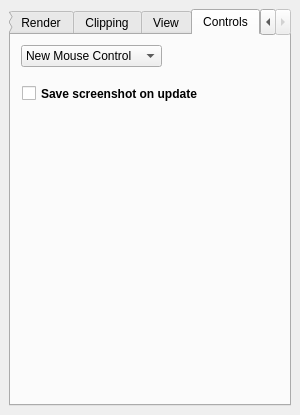
Before: the Qt Designer form src/Interface/Modules/Render/ViewSceneControls.ui in SCIInstitute/SCIRun, drawn with Qt 5.
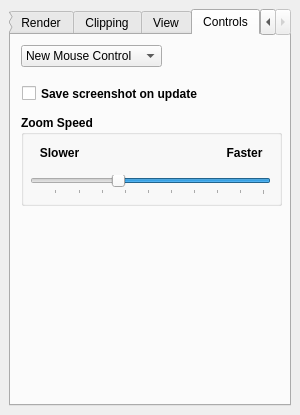
After: the same form once the commit is applied. The open tabs and pages were chosen to show the change.

Commit message: Adjust speed of mouse with scroll bar

The edit to the form file:
```diff
--- a/src/Interface/Modules/Render/ViewSceneControls.ui
+++ b/src/Interface/Modules/Render/ViewSceneControls.ui
@@ -818,6 +818,91 @@
          <string>Save screenshot on update</string>
         </property>
        </widget>
+       <widget class="QGroupBox" name="zoomBox_">
+        <property name="geometry">
+         <rect>
+          <x>10</x>
+          <y>80</y>
+          <width>261</width>
+          <height>91</height>
+         </rect>
+        </property>
+        <property name="font">
+         <font>
+          <weight>75</weight>
+          <bold>true</bold>
+         </font>
+        </property>
+        <property name="title">
+         <string>Zoom Speed</string>
+        </property>
+        <widget class="QSlider" name="zoomSpeedHorizontalSlider_">
+         <property name="geometry">
+          <rect>
+           <x>9</x>
+           <y>60</y>
+           <width>241</width>
+           <height>20</height>
+          </rect>
+         </property>
+         <property name="minimum">
+          <number>2</number>
+         </property>
+         <property name="maximum">
+          <number>100</number>
+         </property>
+         <property name="value">
+          <number>65</number>
+         </property>
+         <property name="orientation">
+          <enum>Qt::Horizontal</enum>
+         </property>
+         <property name="invertedAppearance">
+          <bool>true</bool>
+         </property>
+         <property name="invertedControls">
+          <bool>true</bool>
+         </property>
+         <property name="tickPosition">
+          <enum>QSlider::TicksBelow</enum>
+         </property>
+         <property name="tickInterval">
+          <number>10</number>
+         </property>
+        </widget>
+        <widget class="QLabel" name="label_5">
+         <property name="geometry">
+          <rect>
+           <x>8</x>
+           <y>27</y>
+           <width>61</width>
+           <height>21</height>
+          </rect>
+         </property>
+         <property name="text">
+          <string>Slower</string>
+         </property>
+         <property name="alignment">
+          <set>Qt::AlignCenter</set>
+         </property>
+        </widget>
+        <widget class="QLabel" name="label_6">
+         <property name="geometry">
+          <rect>
+           <x>193</x>
+           <y>27</y>
+           <width>61</width>
+           <height>21</height>
+          </rect>
+         </property>
+         <property name="text">
+          <string>Faster</string>
+         </property>
+         <property name="alignment">
+          <set>Qt::AlignCenter</set>
+         </property>
+        </widget>
+       </widget>
       </widget>
      </widget>
     </item>
```
Left out of the diff: 4 changed lines with no effect on the pictures. The commit also changes 8 other files.
